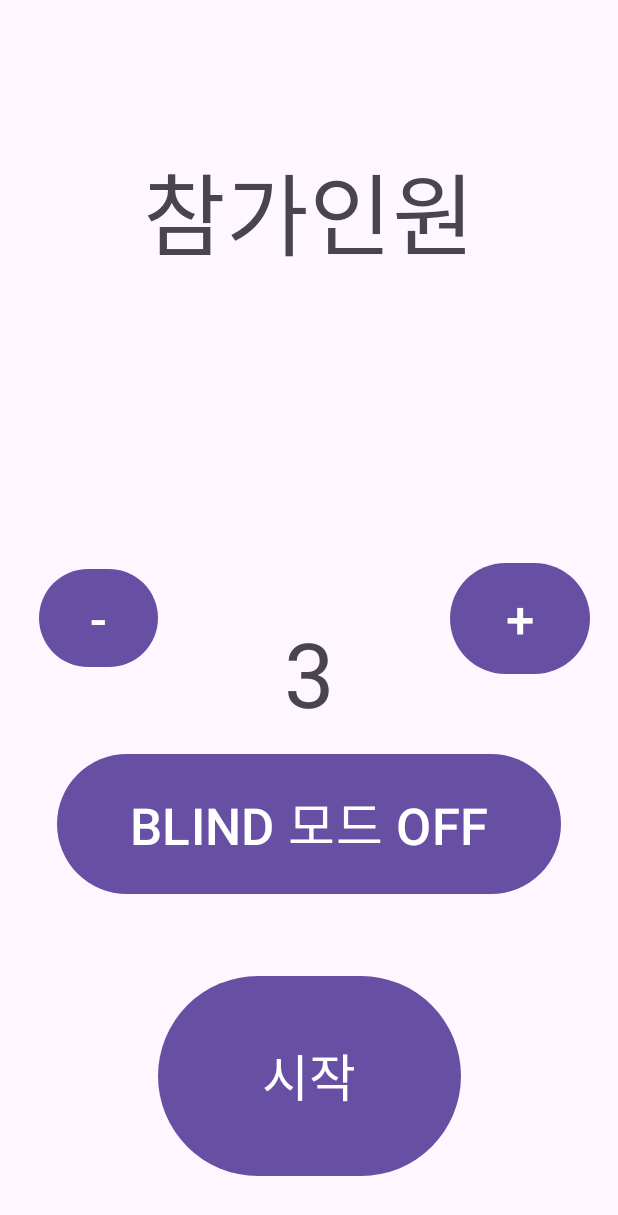
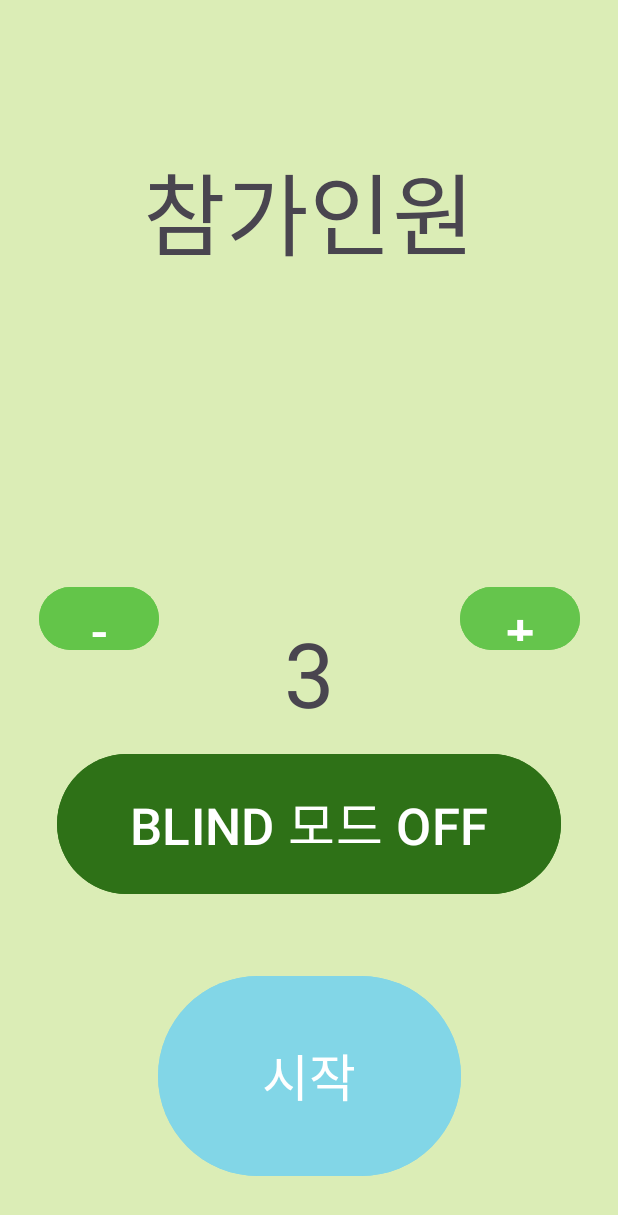
Before and after one commit to emfpdlzj/kotlin-android-basic, an Android app: the screen it shows after launch (MainActivity), on a phone screen of 412 x 824 dp. Shown: the top 1215 px of the screen. Run offline under Robolectric (Android 15) with nearby library versions, the phone set to English and light mode, and no system bars.

Commit message:
버튼의 색상을 보기좋게 개선하고, 배경색상을 조건에 따라 변경되도록 함

```diff
--- a/app/src/main/res/layout/activity_end.xml
+++ b/app/src/main/res/layout/activity_end.xml
@@ -2,9 +2,10 @@
 <androidx.constraintlayout.widget.ConstraintLayout xmlns:android="http://schemas.android.com/apk/res/android"
     xmlns:app="http://schemas.android.com/apk/res-auto"
     xmlns:tools="http://schemas.android.com/tools"
-    android:id="@+id/main"
+    android:id="@+id/bg_main"
     android:layout_width="match_parent"
     android:layout_height="match_parent"
+    android:background="#DBEDB6"
     android:textAlignment="center"
     tools:context=".MainActivity">
 
@@ -60,6 +61,7 @@
         android:layout_width="wrap_content"
         android:layout_height="wrap_content"
         android:layout_marginBottom="100dp"
+        android:backgroundTint="#E7A6E1"
         android:text="처음으로"
         android:textAlignment="center"
         android:textSize="24sp"
--- a/app/src/main/res/layout/activity_main.xml
+++ b/app/src/main/res/layout/activity_main.xml
@@ -2,9 +2,10 @@
 <androidx.constraintlayout.widget.ConstraintLayout xmlns:android="http://schemas.android.com/apk/res/android"
     xmlns:app="http://schemas.android.com/apk/res-auto"
     xmlns:tools="http://schemas.android.com/tools"
-    android:id="@+id/main"
+    android:id="@+id/bg_main"
     android:layout_width="match_parent"
     android:layout_height="match_parent"
+    android:background="#DBEDB6"
     tools:context=".MainActivity">
 
     <TextView
@@ -84,6 +85,7 @@
         android:layout_width="202dp"
         android:layout_height="141dp"
         android:layout_marginBottom="160dp"
+        android:backgroundTint="#2E7117"
         android:text="시작/정지"
         android:textSize="34sp"
         app:layout_constraintBottom_toBottomOf="parent"
@@ -95,6 +97,8 @@
         android:layout_width="261dp"
         android:layout_height="106dp"
         android:layout_marginBottom="16dp"
+        android:background="#E7A6E1"
+        android:backgroundTint="#E7A6E1"
         android:text="처음으로"
         android:textSize="34sp"
         app:layout_constraintBottom_toBottomOf="parent"
--- a/app/src/main/res/layout/activity_start.xml
+++ b/app/src/main/res/layout/activity_start.xml
@@ -2,9 +2,10 @@
 <androidx.constraintlayout.widget.ConstraintLayout xmlns:android="http://schemas.android.com/apk/res/android"
     xmlns:app="http://schemas.android.com/apk/res-auto"
     xmlns:tools="http://schemas.android.com/tools"
-    android:id="@+id/main"
+    android:id="@+id/bg_main"
     android:layout_width="match_parent"
     android:layout_height="match_parent"
+    android:background="#DBEDB6"
     tools:context=".MainActivity">
 
     <TextView
@@ -36,6 +37,7 @@
         android:layout_width="202dp"
         android:layout_height="141dp"
         android:layout_marginBottom="36dp"
+        android:backgroundTint="#82D6E7"
         android:text="시작"
         android:textSize="34sp"
         app:layout_constraintBottom_toBottomOf="parent"
@@ -48,25 +50,18 @@
         android:layout_width="336dp"
         android:layout_height="101dp"
         android:layout_marginBottom="224dp"
+        android:backgroundTint="#2E7117"
         android:text="BLIND 모드 OFF"
         android:textSize="34sp"
         app:layout_constraintBottom_toBottomOf="parent"
         app:layout_constraintEnd_toEndOf="parent"
         app:layout_constraintStart_toStartOf="parent" />
 
-    <TextView
-        android:id="@+id/tv_point"
-        android:layout_width="wrap_content"
-        android:layout_height="wrap_content"
-        android:textAlignment="center"
-        android:textSize="24sp"
-        tools:layout_editor_absoluteX="157dp"
-        tools:layout_editor_absoluteY="534dp" />
-
     <Button
         android:id="@+id/btn_minus"
-        android:layout_width="79dp"
-        android:layout_height="73dp"
+        android:layout_width="80dp"
+        android:layout_height="50dp"
+        android:backgroundTint="#63C549"
         android:text="-"
         android:textSize="34sp"
         app:layout_constraintBottom_toBottomOf="parent"
@@ -76,9 +71,11 @@
 
     <Button
         android:id="@+id/btn_plus"
-        android:layout_width="93dp"
-        android:layout_height="82dp"
+        android:layout_width="80dp"
+        android:layout_height="50dp"
+        android:backgroundTint="#65C54C"
         android:text="+"
+        android:textColorLink="#000000"
         android:textSize="34sp"
         app:layout_constraintBottom_toBottomOf="parent"
         app:layout_constraintEnd_toEndOf="parent"
```
Also changed, not shown: app/src/main/java/com/study/practice/MainActivity.kt (+20 -0 lines).
